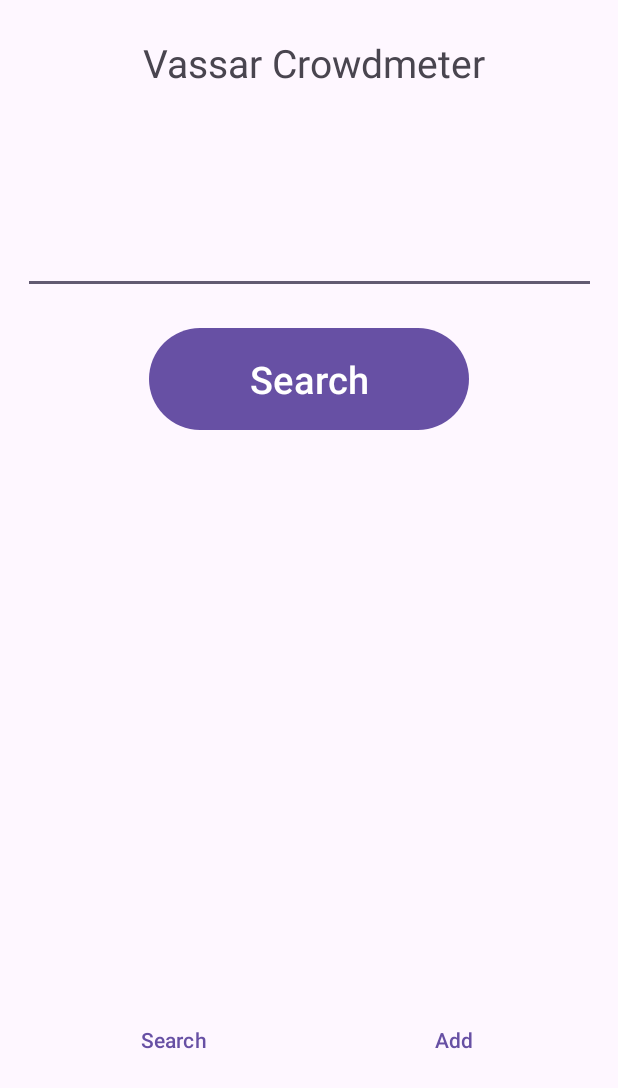
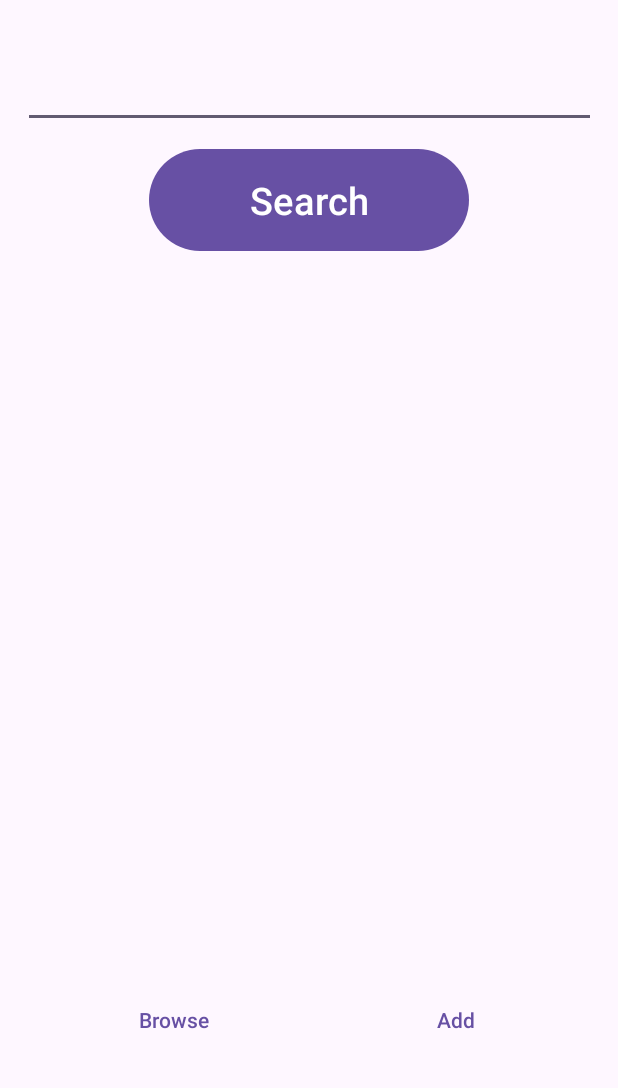
Before and after one commit to manoushpajouh/Vassar-Crowdmeter, an Android app: the screen it shows after launch (MainActivity), on a phone screen of 412 x 824 dp. Shown: the top 1088 px of the screen. Run offline under Robolectric (Android 15) with nearby library versions, the phone set to English and light mode, and no system bars.

Commit message:
updated UI

```diff
--- a/astudio/app/src/main/java/com/example/crowdmeterproject/model/LocationsLibrary.java
+++ b/astudio/app/src/main/java/com/example/crowdmeterproject/model/LocationsLibrary.java
@@ -39,8 +39,8 @@ public class LocationsLibrary {
      * The following function will add a newly created location to the list locations
      * @param name is  the name of the location
      */
-    public Location addLocation(String name, int initialRating){
-        Location l = new Location(name, initialRating);
+    public Location addLocation(String name){
+        Location l = new Location(name);
         locations.add(l);
         return l;
     }
--- a/astudio/app/src/main/java/com/example/crowdmeterproject/view/AddRatingFragment.java
+++ b/astudio/app/src/main/java/com/example/crowdmeterproject/view/AddRatingFragment.java
@@ -26,7 +26,7 @@ public class AddRatingFragment extends Fragment implements IAddRatingsView {
 
     AddRatingFragmentBinding binding; // will call the widgets (xml)
     Listener listener; // like the controller --> will recognize when button is clicked etc
-    int selectedRating = 0;
+    int selectedRating;
     public AddRatingFragment(@NonNull Listener listener)
     {
         this.listener = listener;
--- /dev/null
+++ b/astudio/app/src/main/java/com/example/crowdmeterproject/view/ILocationView.java
@@ -0,0 +1,8 @@
+package com.example.crowdmeterproject.view;
+
+public interface ILocationView {
+
+    public interface Listener {
+        void onAddRatingPress(ILocationView view);
+    }
+}
--- a/astudio/app/src/main/java/com/example/crowdmeterproject/view/ISearchView.java
+++ b/astudio/app/src/main/java/com/example/crowdmeterproject/view/ISearchView.java
@@ -10,8 +10,7 @@ public interface ISearchView {
 
     public interface Listener {
         void onSearched(String searchInput, ISearchView view);
-        void onAddRatingPress(ISearchView view, Location currentLocation);
-
+        void onViewLocationPress(ISearchView view, Location currentLocation);
         List<Location> getAllLocations();
     }
 
--- a/astudio/app/src/main/res/layout/fragment_search.xml
+++ b/astudio/app/src/main/res/layout/fragment_search.xml
@@ -10,15 +10,16 @@
         android:layout_width="382dp"
         android:layout_height="52dp"
         android:layout_marginStart="24dp"
+        android:layout_marginTop="80dp"
         android:layout_marginEnd="24dp"
+        android:layout_marginBottom="10dp"
         android:ems="10"
         android:inputType="text"
         android:text=""
-        app:layout_constraintBottom_toBottomOf="parent"
+        app:layout_constraintBottom_toTopOf="@+id/searchLocsButton"
         app:layout_constraintEnd_toEndOf="parent"
         app:layout_constraintStart_toStartOf="parent"
-        app:layout_constraintTop_toTopOf="parent"
-        app:layout_constraintVertical_bias="0.118" />
+        app:layout_constraintTop_toTopOf="parent" />
 
     <Button
         android:id="@+id/searchLocsButton"
@@ -26,23 +27,34 @@
         android:layout_height="76dp"
         android:text="Search"
         android:textSize="25sp"
-        app:layout_constraintBottom_toBottomOf="parent"
+        app:layout_constraintBottom_toTopOf="@+id/scrollView2"
         app:layout_constraintEnd_toEndOf="parent"
         app:layout_constraintHorizontal_bias="0.498"
         app:layout_constraintStart_toStartOf="parent"
-        app:layout_constraintTop_toBottomOf="@+id/searchBar"
-        app:layout_constraintVertical_bias="0.048" />
+        app:layout_constraintTop_toBottomOf="@+id/searchBar" />
 
-    <LinearLayout
-        android:id="@+id/resultsDisplay"
-        android:layout_width="352dp"
-        android:layout_height="304dp"
-        android:orientation="vertical"
+    <ScrollView
+        android:id="@+id/scrollView2"
+        android:layout_width="370dp"
+        android:layout_height="351dp"
+        android:layout_marginStart="20dp"
+        android:layout_marginTop="40dp"
+        android:layout_marginEnd="20dp"
+        android:layout_marginBottom="110dp"
         app:layout_constraintBottom_toBottomOf="parent"
         app:layout_constraintEnd_toEndOf="parent"
         app:layout_constraintStart_toStartOf="parent"
-        app:layout_constraintTop_toBottomOf="@+id/searchLocsButton"
-        app:layout_constraintVertical_bias="0.456" />
+        app:layout_constraintTop_toBottomOf="@+id/searchLocsButton">
+
+        <TableLayout
+            android:id="@+id/resultsDisplay"
+            android:layout_width="match_parent"
+            android:layout_height="wrap_content"
+            android:layout_marginStart="30dp"
+            android:layout_marginEnd="30dp"
+            android:orientation="vertical"
+            android:stretchColumns="1" />
+    </ScrollView>
 
 
 </androidx.constraintlayout.widget.ConstraintLayout>
--- a/astudio/app/src/main/res/layout/main.xml
+++ b/astudio/app/src/main/res/layout/main.xml
@@ -7,25 +7,23 @@
 
     <androidx.fragment.app.FragmentContainerView
         android:id="@+id/useCaseFragment"
-        android:layout_width="410dp"
-        android:layout_height="579dp"
-        android:layout_marginTop="9dp"
-        android:layout_marginBottom="8dp"
+        android:layout_width="403dp"
+        android:layout_height="626dp"
         android:layout_weight="1"
         app:layout_constraintBottom_toTopOf="@+id/useCaseButtons"
         app:layout_constraintEnd_toEndOf="parent"
-        app:layout_constraintStart_toStartOf="parent"
-        app:layout_constraintTop_toBottomOf="@+id/titleDisplay" />
+        app:layout_constraintStart_toStartOf="parent" />
 
     <LinearLayout
         android:id="@+id/useCaseButtons"
         android:layout_width="375dp"
         android:layout_height="64dp"
         android:layout_marginStart="16dp"
-        android:layout_marginTop="8dp"
+        android:layout_marginTop="30dp"
         android:layout_marginEnd="20dp"
         android:orientation="horizontal"
         app:layout_constraintEnd_toEndOf="parent"
+        app:layout_constraintHorizontal_bias="1.0"
         app:layout_constraintStart_toStartOf="parent"
         app:layout_constraintTop_toBottomOf="@+id/useCaseFragment">
 
@@ -47,19 +45,4 @@
 
     </LinearLayout>
 
-    <TextView
-        android:id="@+id/titleDisplay"
-        android:layout_width="237dp"
-        android:layout_height="31dp"
-        android:layout_marginStart="190dp"
-        android:layout_marginTop="24dp"
-        android:layout_marginEnd="174dp"
-        android:layout_marginBottom="17dp"
-        android:text="@string/title_display"
-        android:textSize="26sp"
-        app:layout_constraintBottom_toTopOf="@+id/useCaseFragment"
-        app:layout_constraintEnd_toEndOf="parent"
-        app:layout_constraintStart_toStartOf="parent"
-        app:layout_constraintTop_toTopOf="parent" />
-
 </androidx.constraintlayout.widget.ConstraintLayout>
--- a/astudio/app/src/main/res/values/strings.xml
+++ b/astudio/app/src/main/res/values/strings.xml
@@ -1,9 +1,12 @@
 <resources>
     <string name="title_display">Vassar Crowdmeter</string>
-    <string name="search">Search</string>
+    <string name="search">Browse</string>
     <string name="add">Add</string>
-    <string name="add_rating_button_label">Add Rating</string>
+    <string name="add_rating_button_label">Add rating</string>
+    <string name="view_comments_button_label">View comments</string>
+    <string name="view_location_button_label">View location</string>
     <string name="location_comment_screen_label">Location: </string>
+    <string name="slider_label">Display average for: </string>
 
     <!-- general purpose -->
     <string name="app_name">Vassar CrowdMeter</string>
```
Also changed, not shown: astudio/app/src/main/java/com/example/crowdmeterproject/controller/MainActivity.java (+18 -9 lines), astudio/app/src/main/java/com/example/crowdmeterproject/model/Location.java (+10 -1 lines), astudio/app/src/main/java/com/example/crowdmeterproject/view/LocationFragment.java (added, +86 -0 lines), astudio/app/src/main/java/com/example/crowdmeterproject/view/SearchFragment.java (+36 -12 lines), astudio/app/src/main/res/layout/fragment_location.xml (added, +104 -0 lines).
